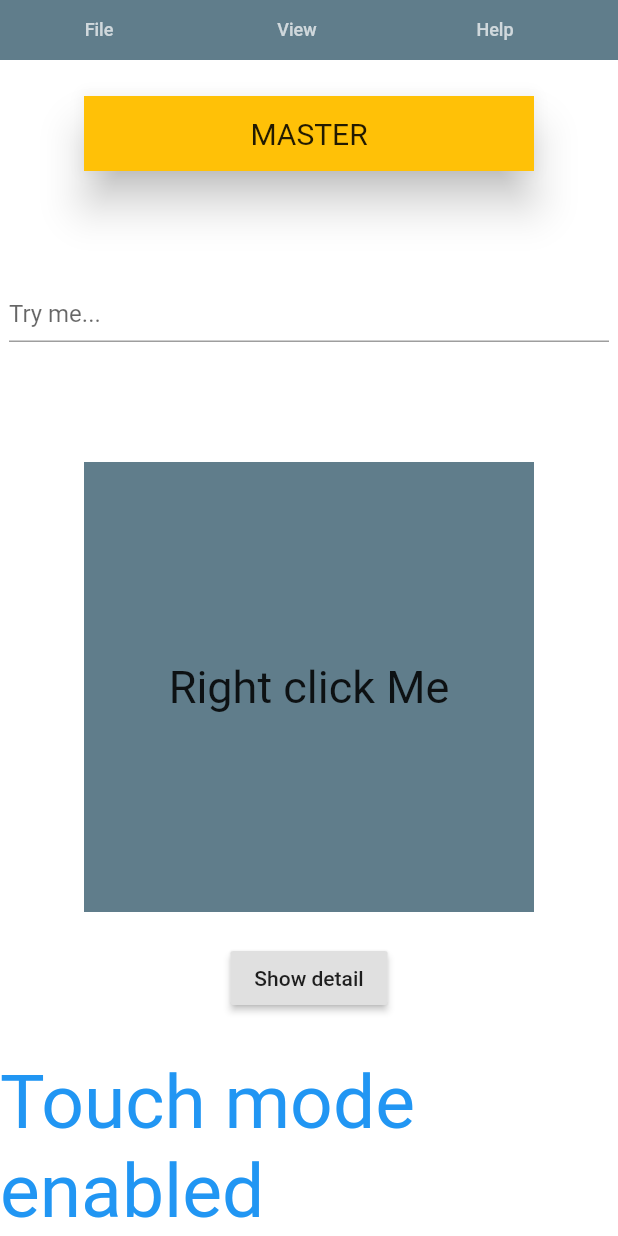
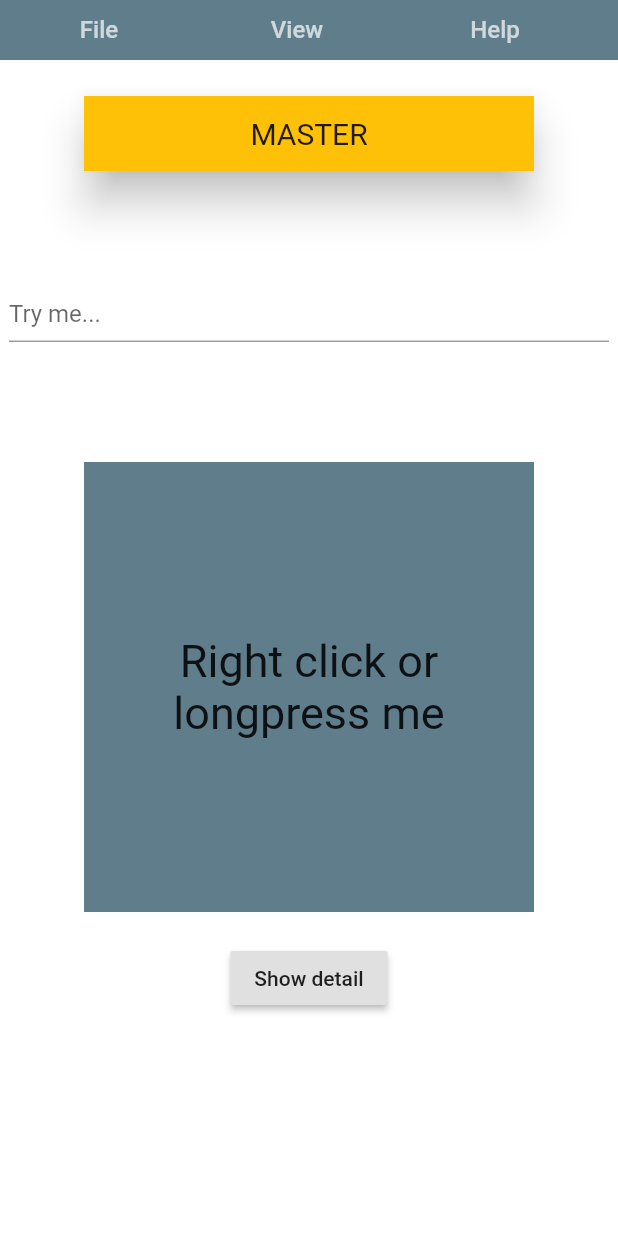
Before and after one commit to PsychTechApS/flutter_menu, a Flutter app: the screen it shows after launch, after a tap on the "devices" icon, on a phone screen of 412 x 824 dp. Run offline on Flutter 3.47's test engine with Material 2 defaults, Android fonts, the light colour scheme and no system bars.

Commit message:
touchmode has bigger text

```diff
--- a/example/lib/main.dart
+++ b/example/lib/main.dart
@@ -214,9 +214,10 @@ class _ScreenState extends State<Screen> {
                   height: 300,
                   child: Container(
                     color: Colors.blueGrey,
-                    child: Align(
-                        alignment: Alignment.center,
-                        child: Text(_message, style: TextStyle(fontSize: 40))),
+                    child: Center(
+                        child: Text(_message,
+                            textAlign: TextAlign.center,
+                            style: TextStyle(fontSize: 40))),
                   ),
                 ),
                 SizedBox(height: 20),
@@ -294,10 +295,12 @@ class _ScreenState extends State<Screen> {
                     height: 300,
                     child: Container(
                       color: Colors.blueGrey,
-                      child: Align(
-                          alignment: Alignment.center,
-                          child: Text('Right click Me',
-                              style: TextStyle(fontSize: 30))),
+                      child: Center(
+                        child: Text('Right click or longpress me',
+                            textAlign: TextAlign.center,
+                            softWrap: true,
+                            style: TextStyle(fontSize: 30)),
+                      ),
                     ),
                   ),
                 ),
--- a/lib/src/appscreen.dart
+++ b/lib/src/appscreen.dart
@@ -39,6 +39,8 @@ class AppScreen extends StatefulWidget {
   final ContextMenu detailContextMenu;
 
   final bool touchMode;
+  final double touchMenuBarHeight;
+  final double dekstopMenuBarHeight;
 
   const AppScreen({
     Key key,
@@ -61,10 +63,14 @@ class AppScreen extends StatefulWidget {
     this.masterContextMenu,
     this.detailContextMenu,
     this.touchMode = false,
+    this.touchMenuBarHeight = 40,
+    this.dekstopMenuBarHeight = 30,
   })  : assert(menuList != null, "menuList is missing!"),
         assert(masterPane != null, "masterPane is missing!"),
         assert((masterPaneMinWidth + detailPaneMinWidth) <= desktopBreakpoint,
             "Master + Detail min Width has to be less than desktopbreakpoint !"),
+        assert(dekstopMenuBarHeight >= 25, "Too small for UI to look good!"),
+        assert(touchMenuBarHeight >= 40, "Too small for UI to look good!"),
         super(key: key);
 
   static AppScreenState of(BuildContext context) {
@@ -138,8 +144,6 @@ class AppScreenState extends State<AppScreen> {
     }
   }
 
-  final double kMenuBarHeight = 30;
-  final double kMenuTouchBarHeight = 40;
   double _currentMenuHeight;
 
   Detail _masterPaneDetails = Detail();
@@ -597,7 +601,7 @@ class AppScreenState extends State<AppScreen> {
 
   void _setTouchMode() {
     _touchMode = true;
-    _currentMenuHeight = kMenuTouchBarHeight;
+    _currentMenuHeight = widget.touchMenuBarHeight;
   }
 
   /// activate touch mode
@@ -609,7 +613,7 @@ class AppScreenState extends State<AppScreen> {
 
   void _setDesktopMode() {
     _touchMode = false;
-    _currentMenuHeight = kMenuBarHeight;
+    _currentMenuHeight = widget.dekstopMenuBarHeight;
   }
 
   /// activate desktop mode
@@ -675,7 +679,7 @@ class AppScreenState extends State<AppScreen> {
           // mainAxisAlignment: MainAxisAlignment.start,
           crossAxisAlignment: CrossAxisAlignment.stretch,
           children: [
-            if (_menuIsShown && !_touchMode) _menuBar(),
+            if (_menuIsShown && !_touchMode) _desktopMenuBar(),
             if (_menuIsShown && _touchMode) _menuTouchBar(),
             Row(
               children: [
@@ -691,7 +695,8 @@ class AppScreenState extends State<AppScreen> {
             ),
           ],
         ),
-        if (widget.detailPane != null) _resizeBarIcon(constraints),
+        if (widget.detailPane != null && _touchMode == true)
+          _resizeBarIcon(constraints),
         _listenForAppClick(),
         if (_menuIsShown && _menuIsOpen) _showMenuOpen(),
         if (_showContext && _currentContextMenu != null) _showContextMenu(),
@@ -790,7 +795,7 @@ class AppScreenState extends State<AppScreen> {
           // mainAxisAlignment: MainAxisAlignment.start,
           crossAxisAlignment: CrossAxisAlignment.stretch,
           children: [
-            if (_menuIsShown && !_touchMode) _menuBar(),
+            if (_menuIsShown && !_touchMode) _desktopMenuBar(),
             if (_menuIsShown && _touchMode) _menuTouchBar(),
             Row(
               children: [
@@ -812,7 +817,7 @@ class AppScreenState extends State<AppScreen> {
     );
   }
 
-  SizedBox _menuBar() {
+  SizedBox _desktopMenuBar() {
     return SizedBox(
       height: _currentMenuHeight,
       width: double.infinity,
@@ -883,14 +888,6 @@ class AppScreenState extends State<AppScreen> {
       hoverColor: Colors.black38,
       onPressed: () {
         if (_showShortcutOverlay) {
-          if (_touchMode) {
-            _setDesktopMode();
-            showShortCutOverlay(message: 'Desktop mode enabled');
-          } else {
-            _setTouchMode();
-            showShortCutOverlay(message: 'Touch mode enabled');
-          }
-        } else {
           if (_touchMode)
             setDesktopMode();
           else
@@ -898,7 +895,7 @@ class AppScreenState extends State<AppScreen> {
         }
       },
       child: SizedBox(
-        width: 20,
+        width: 25,
         child: Center(
           child: Icon(Icons.devices, color: Colors.white70),
         ),
@@ -1003,12 +1000,15 @@ class AppScreenState extends State<AppScreen> {
                         child: SizedBox(
                             width: 20,
                             child: Icon(listItem.icon,
-                                size: 12, color: Colors.white))),
+                                size: _touchMode ? 16 : 12,
+                                color: Colors.white))),
                   if (listItem.icon == null) SizedBox(width: 20),
                   Padding(
                     padding: const EdgeInsets.only(left: 6.0),
                     child: Text(listItem.title,
-                        style: TextStyle(color: Colors.white70, fontSize: 12)),
+                        style: TextStyle(
+                            color: Colors.white70,
+                            fontSize: _touchMode ? 16 : 12)),
                   ),
                   if (listItem.shortcut != null)
                     Expanded(
@@ -1062,8 +1062,9 @@ class AppScreenState extends State<AppScreen> {
                 width: 100,
                 child: Center(
                     child: Text(widget.menuList[i].title,
-                        style:
-                            TextStyle(color: Colors.white70, fontSize: 12)))),
+                        style: TextStyle(
+                            color: Colors.white70,
+                            fontSize: _touchMode ? 16 : 12)))),
           ),
         ));
     }
--- a/pubspec.yaml
+++ b/pubspec.yaml
@@ -1,6 +1,6 @@
 name: flutter_menu
 description: Responsive UI framework for web and desktop - Top menu, responsive master/detail panes and context menu with keyboard shortcuts.
-version: 0.2.2
+version: 0.2.3
 repository: https://github.com/PsychTechApS/flutter_menu
 auther: PsychTech<psychtech@outlook.dk>
 
```
Also changed, not shown: example/pubspec.lock, 1 other file.
